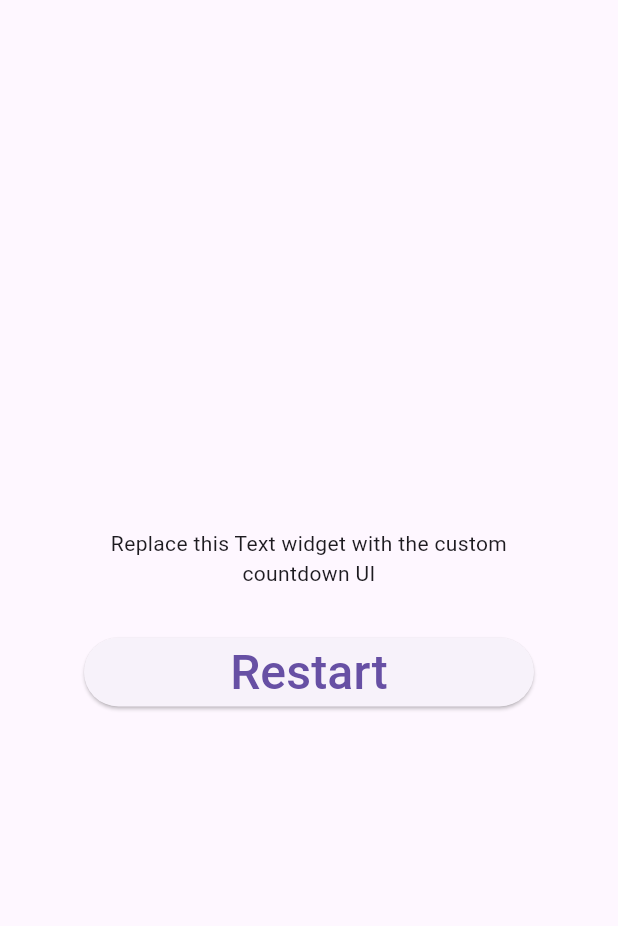
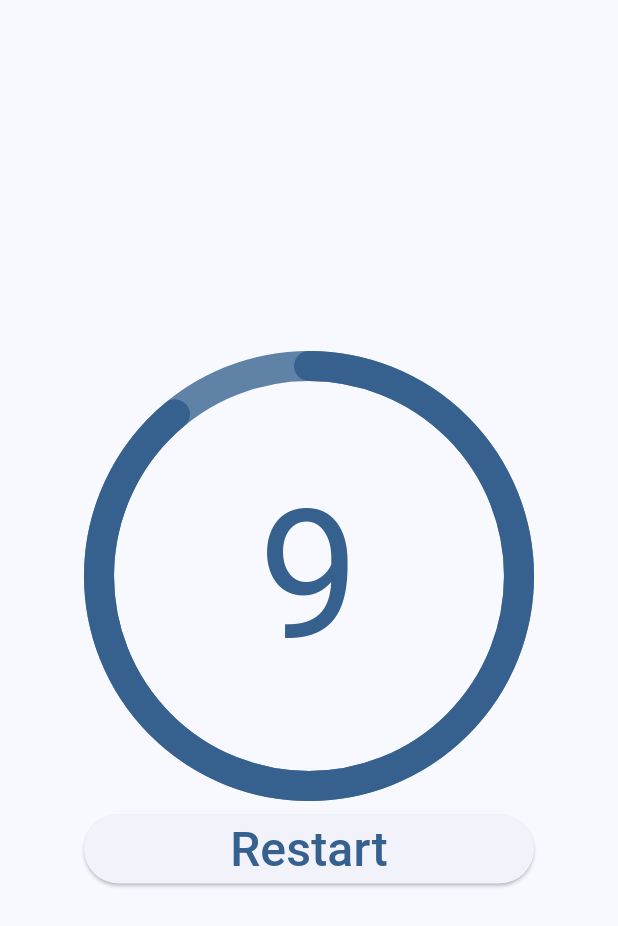
Before and after one commit to smsmsy/c002_radial_countdown_starter, a Flutter app: the screen it shows after launch, after a tap on "Restart", on a phone screen of 412 x 824 dp. Shown: the top 926 px of the screen. Run offline on Flutter 3.47's test engine with Material 3 defaults, Android fonts, the phone set to English and light mode, and no system bars.

Commit message:
タイマー表示の完成

```diff
--- a/lib/main.dart
+++ b/lib/main.dart
@@ -1,4 +1,5 @@
 import 'package:flutter/material.dart';
+import 'package:flutter/scheduler.dart';
 
 void main() {
   runApp(const MainApp());
@@ -9,15 +10,14 @@ class MainApp extends StatelessWidget {
 
   @override
   Widget build(BuildContext context) {
-    return const MaterialApp(
+    return MaterialApp(
       debugShowCheckedModeBanner: false,
-      home: Scaffold(
+      theme: ThemeData(
+        colorScheme: ColorScheme.fromSeed(seedColor: Colors.blue),
+      ),
+      home: const Scaffold(
         body: Padding(
           padding: EdgeInsets.all(16.0),
-          // Use Center as layout has unconstrained width (loose constraints),
-          // together with SizedBox to specify the max width (tight constraints)
-          // See this thread for more info:
-          // https://twitter.com/biz84/status/1445400059894542337
           child: Center(
             child: SizedBox(
               width: 300, // max allowed width
@@ -38,29 +38,75 @@ class CountdownAndRestart extends StatefulWidget {
   CountdownAndRestartState createState() => CountdownAndRestartState();
 }
 
-class CountdownAndRestartState extends State<CountdownAndRestart> {
+class CountdownAndRestartState extends State<CountdownAndRestart>
+    with TickerProviderStateMixin {
   static const maxWidth = 300.0;
+  static const int _maxCounter = 10000000;
+
+  Duration _elapsed = Duration.zero;
+  late final Ticker _ticker;
+
+  int _counter = 0;
 
   @override
   void initState() {
     super.initState();
-    // TODO: Implement
+    _ticker = createTicker((elapsed) {
+      setState(() {
+        _elapsed = elapsed;
+        _counter = _elapsed.inMicroseconds;
+      });
+      if (_counter > _maxCounter) {
+        _ticker.stop();
+      }
+    });
+    _ticker.start();
+  }
+
+  void resetTimer() {
+    _ticker.stop();
+    setState(() {
+      _counter = 0;
+    });
+    _ticker.start();
+  }
+
+  @override
+  void dispose() {
+    _ticker.dispose();
+    super.dispose();
   }
 
   @override
   Widget build(BuildContext context) {
+    print("current=$_counter, max=$_maxCounter, value=$_value");
     return Column(
       mainAxisSize: MainAxisSize.min,
       crossAxisAlignment: CrossAxisAlignment.stretch,
       children: [
-        // TODO: Add countdown widget
-        const Text(
-          'Replace this Text widget with the custom countdown UI',
-          textAlign: TextAlign.center,
+        Stack(
+          alignment: Alignment.center,
+          children: [
+            TimerCircleWidget(
+              value: _value,
+            ),
+            Text(
+              _counter > _maxCounter
+                  ? "0"
+                  : ((_maxCounter - _counter) / 1000000).ceil().toString(),
+              textAlign: TextAlign.center,
+              style: TextStyle(
+                fontSize: 120,
+                color: Theme.of(context).primaryColor,
+              ),
+            ),
+          ],
         ),
-        const SizedBox(height: 32),
+        const SizedBox(height: 8),
         ElevatedButton(
-          onPressed: () {}, // TODO: Implement
+          onPressed: () {
+            resetTimer();
+          },
           child: const Text(
             'Restart',
             style: TextStyle(fontSize: 32),
@@ -70,4 +116,48 @@ class CountdownAndRestartState extends State<CountdownAndRestart> {
       ],
     );
   }
+
+  double get _value =>
+      _counter > _maxCounter ? 0 : 1 - (_counter / _maxCounter);
 }
+
+class TimerCircleWidget extends StatelessWidget {
+  const TimerCircleWidget({
+    super.key,
+    required this.value,
+  });
+
+  final double value;
+
+  @override
+  Widget build(BuildContext context) {
+    return SizedBox.square(
+      dimension: 300,
+      child: Stack(
+        alignment: Alignment.center,
+        children: [
+          SizedBox.square(
+            dimension: 300,
+            child: CircularProgressIndicator(
+              value: value,
+              strokeWidth: 20,
+              strokeCap: StrokeCap.round,
+              strokeAlign: CircularProgressIndicator.strokeAlignInside,
+              color: Theme.of(context).primaryColor,
+            ),
+          ),
+          SizedBox.square(
+            dimension: 300,
+            child: CircularProgressIndicator(
+              value: 100,
+              strokeWidth: 20,
+              strokeCap: StrokeCap.round,
+              strokeAlign: CircularProgressIndicator.strokeAlignInside,
+              color: Theme.of(context).primaryColor.withAlpha(200),
+            ),
+          ),
+        ],
+      ),
+    );
+  }
+}
```
